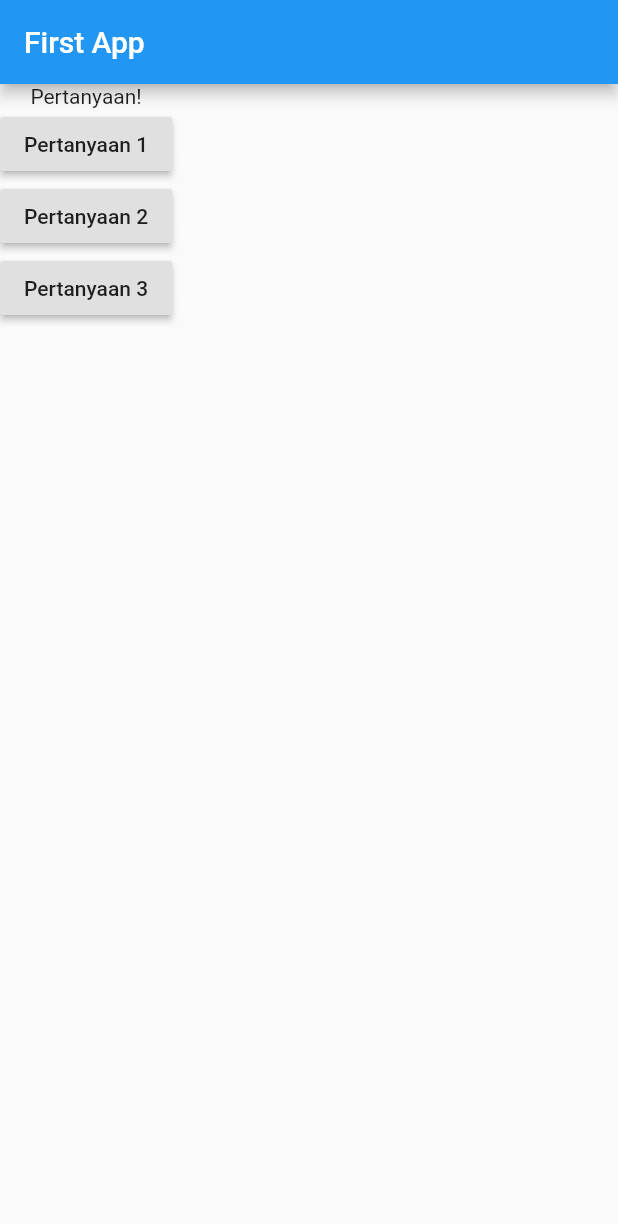
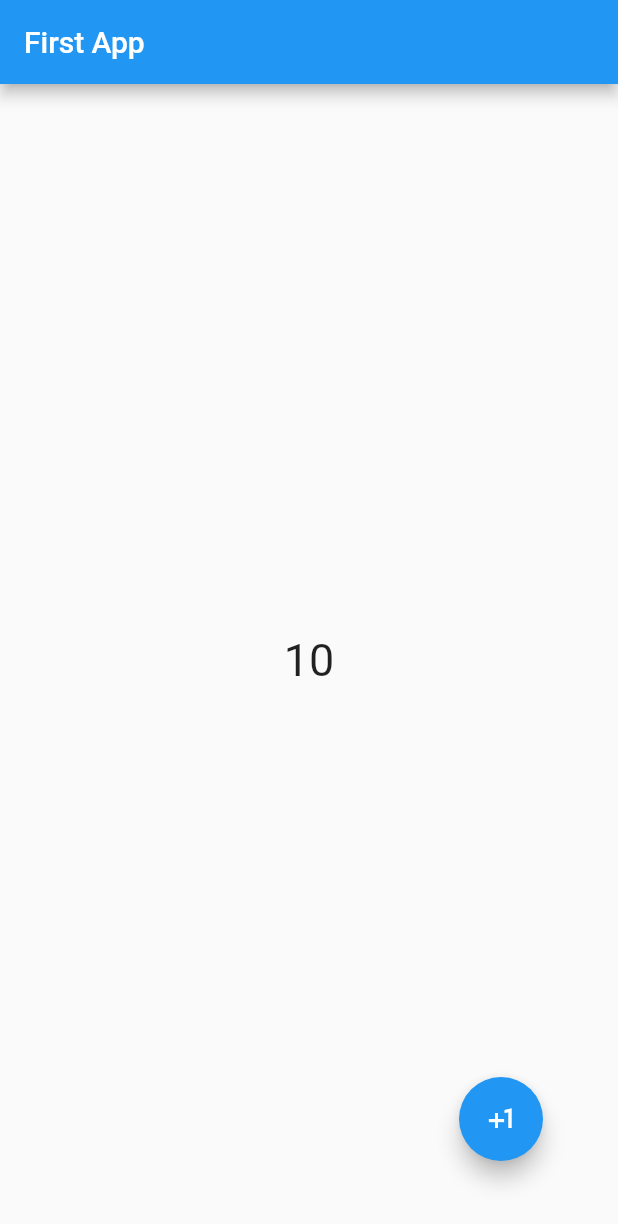
Before and after one commit to lemanfoetra/flutter-quize, a Flutter app: the screen it shows after launch, on a phone screen of 412 x 824 dp. Shown: the top 1224 px of the screen. Run offline on Flutter 3.47's test engine with Material 2 defaults, Android fonts, the phone set to English and light mode, and no system bars.

```diff
--- a/lib/main.dart
+++ b/lib/main.dart
@@ -3,6 +3,7 @@ import 'package:flutter/material.dart';
 void main() => runApp(MyApp());
 
 class MyApp extends StatelessWidget {
+
 
 	@override
 	Widget build(BuildContext context) {
@@ -11,28 +12,51 @@ class MyApp extends StatelessWidget {
 				appBar: AppBar(
 					title: Text('First App'),
 				),
-				body: Column(
-					children: <Widget>[   									// <Widget> []  : merupakan list yang berobjek Widget
-						Text('Pertanyaan!'),
-						RaisedButton(child: Text('Pertanyaan 1'), onPressed: showQuestion	),
-						RaisedButton(
-							child: Text('Pertanyaan 2'),
-							onPressed: (){									// "() { }" Anonim Function
-								print('Tombol 2 ditekan');
-						}	),
-						RaisedButton(
-							child: Text('Pertanyaan 3'),
-							onPressed: () => print('Tombol 3 Ditekan'), 	// "() =>" Anonim function
-						)
-					],
-				),
-				),
-			);
+				body: Container(
+          child: NumberScreen(),
+        ),
+			),
+		);
 	}
+
+}
+
+
+class NumberScreen extends StatefulWidget {
+
+  @override
+  NumberScreenState createState(){
+    return NumberScreenState();
+  }
+
+}
 
 
 
-	void showQuestion(){
-		print("tombol ditekan 1");
-	}
+class NumberScreenState extends State<NumberScreen>{
+
+  int number = 10;
+  Widget build(BuildContext context){
+    return Stack(
+      children: <Widget>[
+        Center(
+          child: Text(
+            this.number.toString(),
+            style: TextStyle( fontSize: 30 ),),
+        ),
+        Positioned(
+          bottom: 50,
+          right: 50,
+          child: FloatingActionButton(
+            child: Icon(Icons.plus_one),
+            onPressed: (){
+              setState(() {
+                this.number = this.number + 1;
+            });
+          },)
+        ),
+      ],
+    );
+  }
+
 }
```
